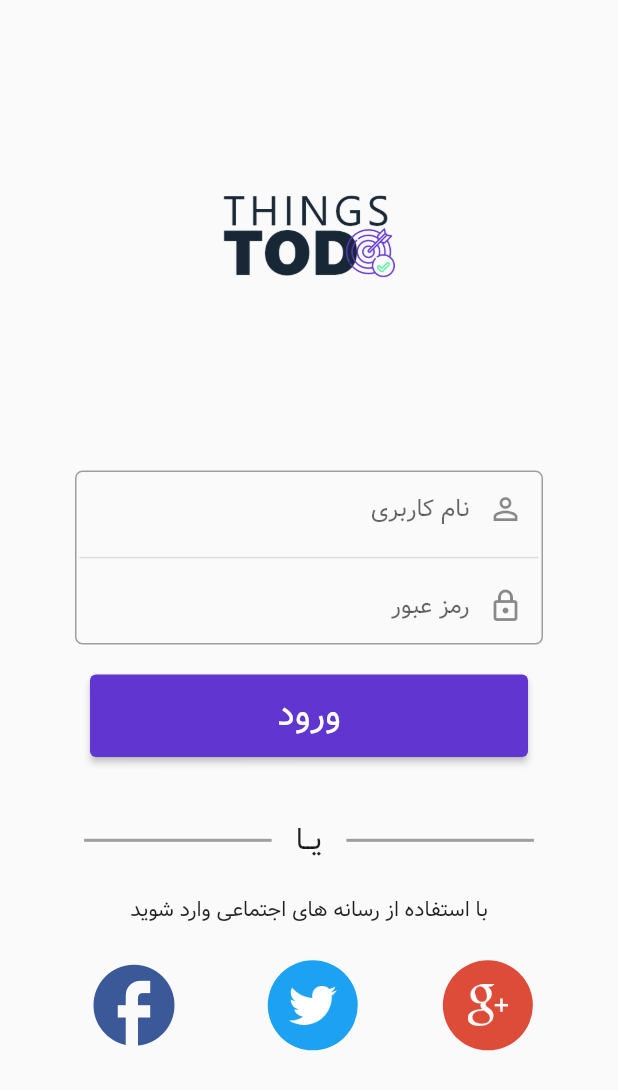
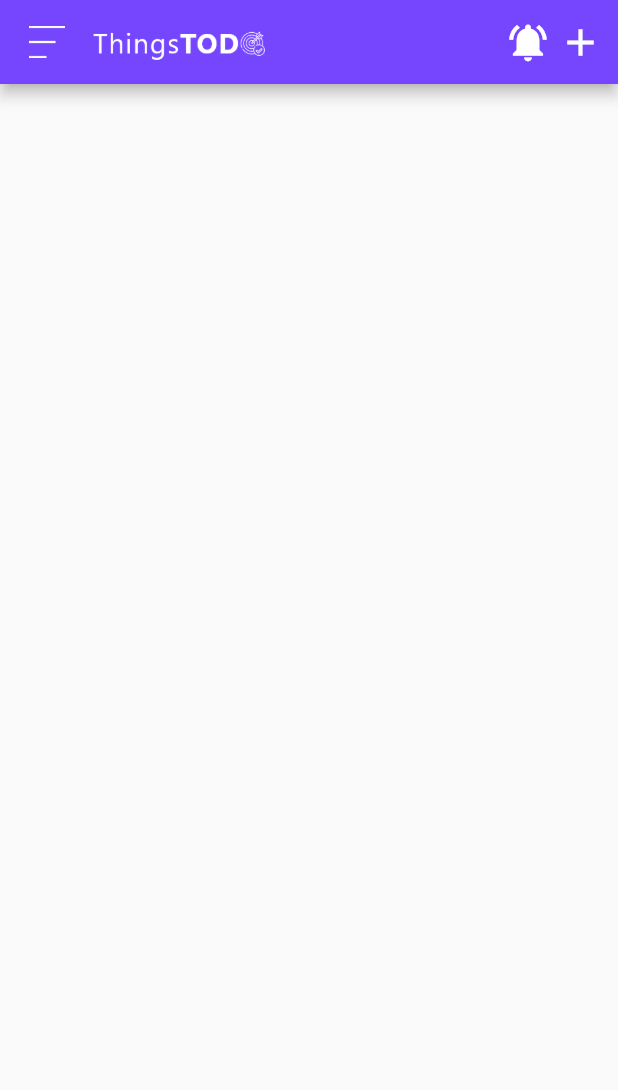
Before and after one commit to AfshinNajafi74/things_todo_flutter, a Flutter app: the screen it shows after launch, on a phone screen of 412 x 824 dp. Shown: the top 1090 px of the screen. Run offline on Flutter 3.47's test engine with Material 2 defaults, Android fonts, the phone set to English and light mode, and no system bars; our stand-ins replace get.

Commit message:
create appbar in homescreen

```diff
--- a/lib/my_app.dart
+++ b/lib/my_app.dart
@@ -2,6 +2,8 @@ import 'package:flutter/material.dart';
 import 'package:things_todo/main_screen.dart';
 import 'package:things_todo/screens/login_screen.dart';
 import 'package:get/get.dart';
+
+import 'screens/home_screen.dart';
 
 class MyApp extends StatelessWidget {
   const MyApp({Key? key}) : super(key: key);
@@ -11,7 +13,7 @@ class MyApp extends StatelessWidget {
     return  GetMaterialApp(
       debugShowCheckedModeBanner: false,
       locale: Locale("fa"),
-      home: LoginScreen(),
+      home: HomeScreen(),
     );
   }
 }
--- /dev/null
+++ b/lib/screens/home_screen.dart
@@ -0,0 +1,28 @@
+import 'package:flutter/material.dart';
+import 'package:get/get.dart';
+
+class HomeScreen extends StatelessWidget {
+  const HomeScreen({Key? key}) : super(key: key);
+
+  @override
+  Widget build(BuildContext context) {
+    return Scaffold(
+      appBar: AppBar(
+        automaticallyImplyLeading: false,
+        backgroundColor: Color(0xff7646FF),
+        actions: [
+          SizedBox(width: 10,),
+          Icon(Icons.add,size: 30,),
+          SizedBox(width: 5,),
+          Icon(Icons.notifications_active,size: 30),
+          Spacer(),
+          SizedBox(
+            width: Get.width / 3.6,
+            child: Image.asset("assets/icons/app_logo.png",scale: 1,),
+          ),
+          Image.asset("assets/icons/menubar.png",scale: 3,),
+        ],
+      ),
+    );
+  }
+}
--- a/lib/screens/login_screen.dart
+++ b/lib/screens/login_screen.dart
@@ -36,7 +36,7 @@ class LoginScreen extends StatelessWidget {
                                 hintText: "نام کاربری",
                                 hintStyle: TextStyle(fontFamily: "vazir"),
                                 prefixIcon: Icon(Icons.person_outline,),
-                                border: InputBorder.none
+                                border: InputBorder.none,
                             ),
                           ),
                           Divider(
```
Also changed, not shown: assets/icons/app_logo.png (added), assets/icons/menubar.png (added).
